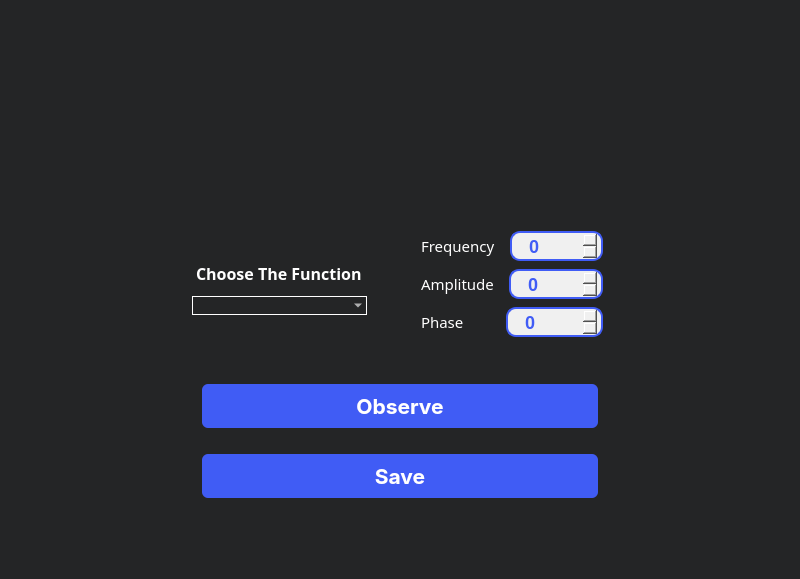
Before: the Qt Designer form SmoothingWindow.ui in joyou159/Signal-Equalizer, drawn with Qt 5.
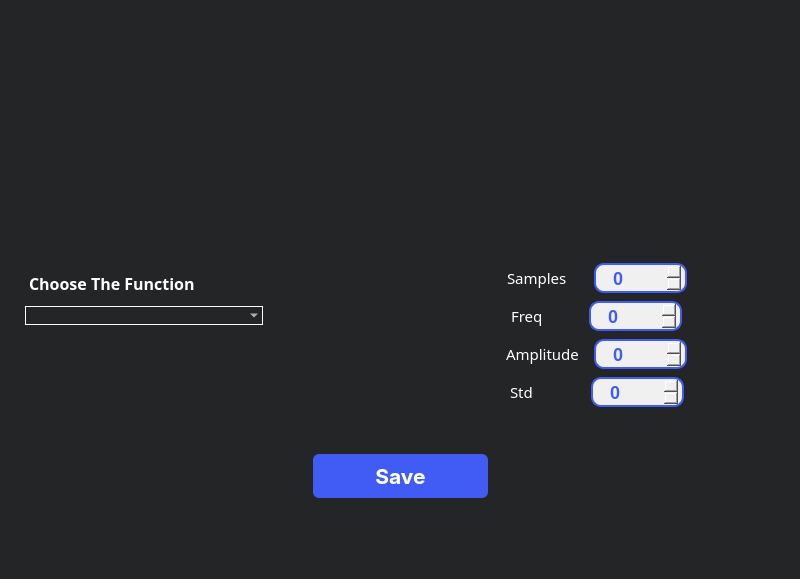
After: the same form once the commit is applied. Icons and pictures are not drawn. Custom widgets are drawn as their Qt base class.

Commit message: smoothing window changes

What changed in the file:
```diff
--- a/SmoothingWindow.ui
+++ b/SmoothingWindow.ui
@@ -18,27 +18,49 @@
 </string>
   </property>
   <widget class="QWidget" name="centralwidget">
-   <layout class="QFormLayout" name="formLayout">
-    <property name="labelAlignment">
-     <set>Qt::AlignCenter</set>
-    </property>
-    <property name="formAlignment">
-     <set>Qt::AlignCenter</set>
-    </property>
+   <layout class="QGridLayout" name="gridLayout">
     <item row="0" column="0">
-     <layout class="QVBoxLayout" name="verticalLayout_3" stretch="5,1,0,0,0">
+     <layout class="QVBoxLayout" name="verticalLayout_3" stretch="4,0,1,1,0">
+      <property name="topMargin">
+       <number>30</number>
+      </property>
       <item>
-       <widget class="PlotWidget" name="smoothingGraph" native="true">
-        <property name="styleSheet">
-         <string notr="true">border-radius: 6px;
+       <layout class="QHBoxLayout" name="horizontalLayout_3">
+        <item>
+         <widget class="PlotWidget" name="smoothingGraph1" native="true">
+          <property name="styleSheet">
+           <string notr="true">border-radius: 6px;
 background: rgba(74, 74, 74, 0);</string>
+          </property>
+         </widget>
+        </item>
+        <item>
+         <widget class="PlotWidget" name="smoothingGraph2" native="true">
+          <property name="styleSheet">
+           <string notr="true">border-radius: 6px;
+background: rgba(74, 74, 74, 0);</string>
+          </property>
+         </widget>
+        </item>
+       </layout>
+      </item>
+      <item>
+       <spacer name="verticalSpacer_3">
+        <property name="orientation">
+         <enum>Qt::Vertical</enum>
         </property>
-       </widget>
+        <property name="sizeHint" stdset="0">
+         <size>
+          <width>20</width>
+          <height>40</height>
+         </size>
+        </property>
+       </spacer>
       </item>
       <item>
-       <layout class="QHBoxLayout" name="horizontalLayout_2" stretch="2,1">
+       <layout class="QHBoxLayout" name="horizontalLayout_2" stretch="1,1">
         <property name="spacing">
-         <number>50</number>
+         <number>6</number>
         </property>
         <property name="topMargin">
          <number>30</number>
@@ -47,23 +69,16 @@
          <number>30</number>
         </property>
         <item>
-         <layout class="QVBoxLayout" name="verticalLayout" stretch="0,0,0,0">
+         <layout class="QVBoxLayout" name="verticalLayout" stretch="0,0,0">
           <property name="spacing">
            <number>11</number>
           </property>
-          <item>
-           <spacer name="verticalSpacer">
-            <property name="orientation">
-             <enum>Qt::Vertical</enum>
-            </property>
-            <property name="sizeHint" stdset="0">
-             <size>
-              <width>20</width>
-              <height>40</height>
-             </size>
-            </property>
-           </spacer>
-          </item>
+          <property name="leftMargin">
+           <number>16</number>
+          </property>
+          <property name="rightMargin">
+           <number>134</number>
+          </property>
           <item>
            <widget class="QLabel" name="functionLabel">
             <property name="sizePolicy">
@@ -122,14 +137,132 @@
          </layout>
         </item>
         <item>
-         <layout class="QVBoxLayout" name="verticalLayout_2" stretch="0,0,0">
+         <layout class="QVBoxLayout" name="verticalLayout_2" stretch="0,0,0,0">
           <property name="spacing">
            <number>6</number>
           </property>
           <item>
-           <layout class="QHBoxLayout" name="horizontalLayout" stretch="0,0">
+           <layout class="QHBoxLayout" name="horizontalLayout_8">
             <item>
-             <widget class="QLabel" name="Frequency">
+             <spacer name="horizontalSpacer_9">
+              <property name="orientation">
+               <enum>Qt::Horizontal</enum>
+              </property>
+              <property name="sizeHint" stdset="0">
+               <size>
+                <width>40</width>
+                <height>20</height>
+               </size>
+              </property>
+             </spacer>
+            </item>
+            <item>
+             <widget class="QLabel" name="samples">
+              <property name="sizePolicy">
+               <sizepolicy hsizetype="Maximum" vsizetype="Maximum">
+                <horstretch>0</horstretch>
+                <verstretch>0</verstretch>
+               </sizepolicy>
+              </property>
+              <property name="font">
+               <font>
+                <family>Overpass SemiBold</family>
+                <pointsize>11</pointsize>
+                <bold>false</bold>
+               </font>
+              </property>
+              <property name="styleSheet">
+               <string notr="true">color:white;
+font-weight:10000px;
+margin: 5px 0 ;</string>
+              </property>
+              <property name="text">
+               <string>Samples   </string>
+              </property>
+             </widget>
+            </item>
+            <item>
+             <widget class="QSpinBox" name="samplesSpinBox">
+              <property name="enabled">
+               <bool>true</bool>
+              </property>
+              <property name="styleSheet">
+               <string notr="true">/* QSpinBox */
+QSpinBox {
+    background-color: #f0f0f0; /* Light background color */
+    color: #405cf5; /* Dark text color */
+    border: 2px solid #405cf5; /* Add a border for a modern look */
+    border-radius: 10px; /* Slightly rounder corners */
+    padding: 3px 8px; /* Increase padding for spacing */
+	padding-left: 15px;
+	margin: 0 5px;
+    font-weight: bold;
+    font-size: 18px; /* Adjust font size */
+    text-align: center;
+	height:20px; 
+width: 50px;
+}
+
+/* QSpinBox Up Button (on the right) */
+QSpinBox::up-button {
+	
+	image: url(Icons/plus-circle.png);
+    border-radius: 50%; /* Round button corners */
+    width: 25px;
+    height: 25px;
+    subcontrol-position: right; /* Place the up-button on the right */
+}
+
+/* QSpinBox Down Button (on the left) */
+QSpinBox::down-button {
+	
+	image: url(Icons/minus-circle.png);
+    border-radius: 5px; /* Round button corners */
+    width: 25px;
+    height: 25px;
+    subcontrol-position: left; /* Place the down-button on the left */
+}
+
+QSpinBox::up-button:hover, QSpinBox::down-button:hover {
+    background-color: #9fadfa; /* Change button color on hover */
+	 border-radius: 10px;
+}
+</string>
+              </property>
+             </widget>
+            </item>
+            <item>
+             <spacer name="horizontalSpacer_10">
+              <property name="orientation">
+               <enum>Qt::Horizontal</enum>
+              </property>
+              <property name="sizeHint" stdset="0">
+               <size>
+                <width>40</width>
+                <height>20</height>
+               </size>
+              </property>
+             </spacer>
+            </item>
+           </layout>
+          </item>
+          <item>
+           <layout class="QHBoxLayout" name="horizontalLayout" stretch="0,0,0,0">
+            <item>
+             <spacer name="horizontalSpacer_4">
+              <property name="orientation">
+               <enum>Qt::Horizontal</enum>
+              </property>
+              <property name="sizeHint" stdset="0">
+               <size>
+                <width>40</width>
+                <height>20</height>
+               </size>
+              </property>
+             </spacer>
+            </item>
+            <item>
+             <widget class="QLabel" name="freq">
               <property name="sizePolicy">
                <sizepolicy hsizetype="Maximum" vsizetype="Maximum">
                 <horstretch>0</horstretch>
@@ -150,7 +283,7 @@
 margin: 5px 0 ;</string>
               </property>
               <property name="text">
-               <string>Frequency</string>
+               <string>Freq        </string>
               </property>
              </widget>
             </item>
@@ -204,10 +337,36 @@
               </property>
              </widget>
             </item>
+            <item>
+             <spacer name="horizontalSpacer">
+              <property name="orientation">
+               <enum>Qt::Horizontal</enum>
+              </property>
+              <property name="sizeHint" stdset="0">
+               <size>
+                <width>40</width>
+                <height>20</height>
+               </size>
+              </property>
+             </spacer>
+            </item>
            </layout>
           </item>
           <item>
            <layout class="QHBoxLayout" name="horizontalLayout_6">
+            <item>
+             <spacer name="horizontalSpacer_5">
+              <property name="orientation">
+               <enum>Qt::Horizontal</enum>
+              </property>
+              <property name="sizeHint" stdset="0">
+               <size>
+                <width>40</width>
+                <height>20</height>
+               </size>
+              </property>
+             </spacer>
+            </item>
             <item>
              <widget class="QLabel" name="Amplitude">
               <property name="sizePolicy">
@@ -283,6 +442,19 @@
               </property>
              </widget>
             </item>
+            <item>
+             <spacer name="horizontalSpacer_2">
+              <property name="orientation">
+               <enum>Qt::Horizontal</enum>
+              </property>
+              <property name="sizeHint" stdset="0">
+               <size>
+                <width>40</width>
+                <height>20</height>
+               </size>
+              </property>
+             </spacer>
+            </item>
            </layout>
           </item>
           <item>
@@ -291,7 +463,20 @@
              <number>33</number>
             </property>
             <item>
-             <widget class="QLabel" name="Phase">
+             <spacer name="horizontalSpacer_6">
+              <property name="orientation">
+               <enum>Qt::Horizontal</enum>
+              </property>
+              <property name="sizeHint" stdset="0">
+               <size>
+                <width>40</width>
+                <height>20</height>
+               </size>
+              </property>
+             </spacer>
+            </item>
+            <item>
+             <widget class="QLabel" name="std">
               <property name="sizePolicy">
                <sizepolicy hsizetype="Maximum" vsizetype="Maximum">
                 <horstretch>0</horstretch>
@@ -311,12 +496,12 @@
 margin: 5px 0 ;</string>
               </property>
               <property name="text">
-               <string>Phase</string>
+               <string>Std    </string>
               </property>
              </widget>
             </item>
             <item>
-             <widget class="QSpinBox" name="phaseSpinBox">
+             <widget class="QSpinBox" name="stdSpinBox">
               <property name="enabled">
                <bool>true</bool>
               </property>
@@ -365,6 +550,19 @@
               </property>
              </widget>
             </item>
+            <item>
+             <spacer name="horizontalSpacer_3">
+              <property name="orientation">
+               <enum>Qt::Horizontal</enum>
+              </property>
+              <property name="sizeHint" stdset="0">
+               <size>
+                <width>40</width>
+                <height>20</height>
+               </size>
+              </property>
+             </spacer>
+            </item>
            </layout>
           </item>
          </layout>
@@ -372,16 +570,40 @@
        </layout>
       </item>
       <item>
-       <widget class="QPushButton" name="observe">
-        <property name="font">
-         <font>
-          <family>-apple-system</family>
-          <pointsize>16</pointsize>
-          <bold>true</bold>
-         </font>
-        </property>
-        <property name="styleSheet">
-         <string notr="true">QPushButton{
+       <layout class="QHBoxLayout" name="horizontalLayout_4">
+        <item>
+         <spacer name="horizontalSpacer_7">
+          <property name="orientation">
+           <enum>Qt::Horizontal</enum>
+          </property>
+          <property name="sizeHint" stdset="0">
+           <size>
+            <width>40</width>
+            <height>20</height>
+           </size>
+          </property>
+         </spacer>
+        </item>
+        <item>
+         <widget class="QPushButton" name="save">
+          <property name="sizePolicy">
+           <sizepolicy hsizetype="Minimum" vsizetype="Fixed">
+            <horstretch>0</horstretch>
+            <verstretch>0</verstretch>
+           </sizepolicy>
+          </property>
+          <property name="font">
+           <font>
+            <family>-apple-system</family>
+            <pointsize>16</pointsize>
+            <bold>true</bold>
+           </font>
+          </property>
+          <property name="autoFillBackground">
+           <bool>false</bool>
+          </property>
+          <property name="styleSheet">
+           <string notr="true">QPushButton{
   appearance: button;
   backface-visibility: hidden;
   background-color: #405cf5;
@@ -414,75 +636,41 @@
 background-color: #1c2973;
 }
 </string>
-        </property>
-        <property name="text">
-         <string>Observe</string>
-        </property>
-        <property name="iconSize">
-         <size>
-          <width>25</width>
-          <height>25</height>
-         </size>
-        </property>
-       </widget>
+          </property>
+          <property name="text">
+           <string>Save</string>
+          </property>
+          <property name="iconSize">
+           <size>
+            <width>25</width>
+            <height>25</height>
+           </size>
+          </property>
+          <property name="autoDefault">
+           <bool>false</bool>
+          </property>
+          <property name="default">
+           <bool>false</bool>
+          </property>
+         </widget>
+        </item>
+        <item>
+         <spacer name="horizontalSpacer_8">
+          <property name="orientation">
+           <enum>Qt::Horizontal</enum>
+          </property>
+          <property name="sizeHint" stdset="0">
+           <size>
+            <width>40</width>
+            <height>20</height>
+           </size>
+          </property>
+         </spacer>
+        </item>
+       </layout>
       </item>
       <item>
-       <widget class="QPushButton" name="save_2">
-        <property name="font">
-         <font>
-          <family>-apple-system</family>
-          <pointsize>16</pointsize>
-          <bold>true</bold>
-         </font>
-        </property>
-        <property name="styleSheet">
-         <string notr="true">QPushButton{
-  appearance: button;
-  backface-visibility: hidden;
-  background-color: #405cf5;
-  border-radius: 6px;
-  border-width: 0;
-  box-shadow: rgba(50, 50, 93, .1) 0 0 0 1px inset,rgba(50, 50, 93, .1) 0 2px 5px 0,rgba(0, 0, 0, .07) 0 1px 1px 0;
-  box-sizing: border-box;
-  color: #fff;
-  cursor: pointer;
-  font-family: -apple-system,system-ui,&quot;Segoe UI&quot;,Roboto,&quot;Helvetica Neue&quot;,Ubuntu,sans-serif;
-  font-size: 100%;
-  height: 44px;
-  line-height: 1.15;
- margin: 10px 10px;
-  outline: none;
-  overflow: hidden;
-  padding: 0 10px;
-  position: relative;
-  text-align: center;
-  text-transform: none;
-  transform: translateZ(0);
-  transition: all .2s,box-shadow .08s ease-in;
-  touch-action: manipulation;
-  width:155px;
-}
-QPushButton:hover{
-background-color: #283999;
-}
-QPushButton:pressed{
-background-color: #1c2973;
-}
-</string>
-        </property>
-        <property name="text">
-         <string>Save</string>
-        </property>
-        <property name="iconSize">
-         <size>
-          <width>25</width>
-          <height>25</height>
-         </size>
-        </property>
-       </widget>
-      </item>
-      <item>
-       <spacer name="verticalSpacer_3">
+       <spacer name="verticalSpacer">
         <property name="orientation">
          <enum>Qt::Vertical</enum>
         </property>
```
The commit also changes 3 other files.
